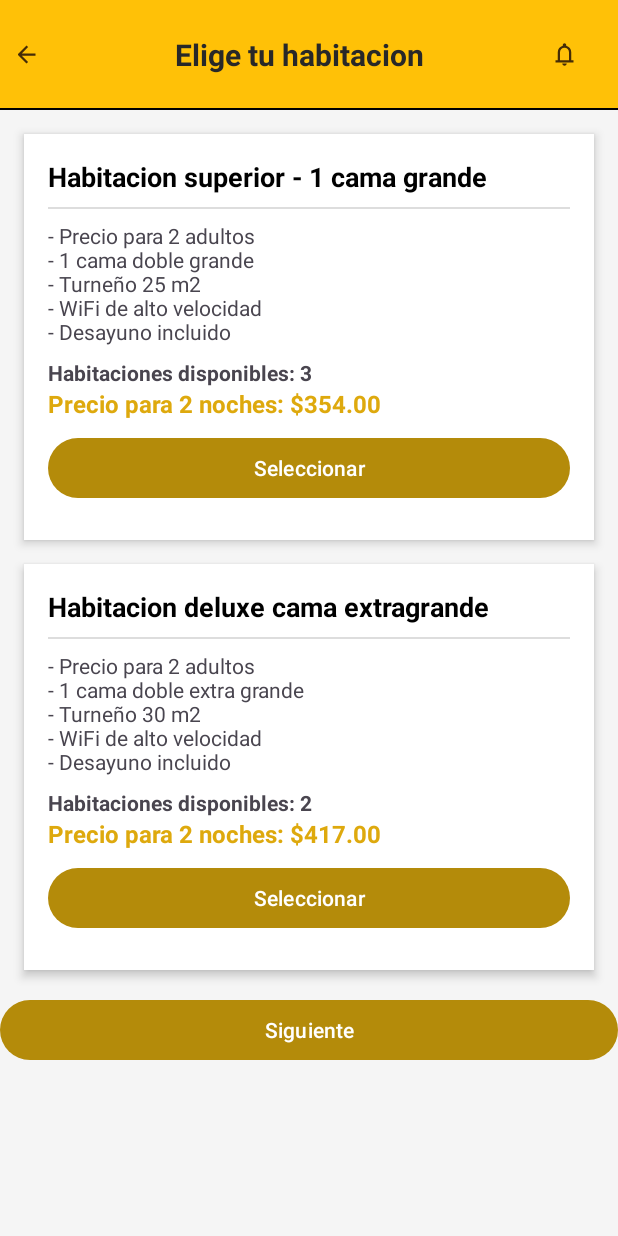
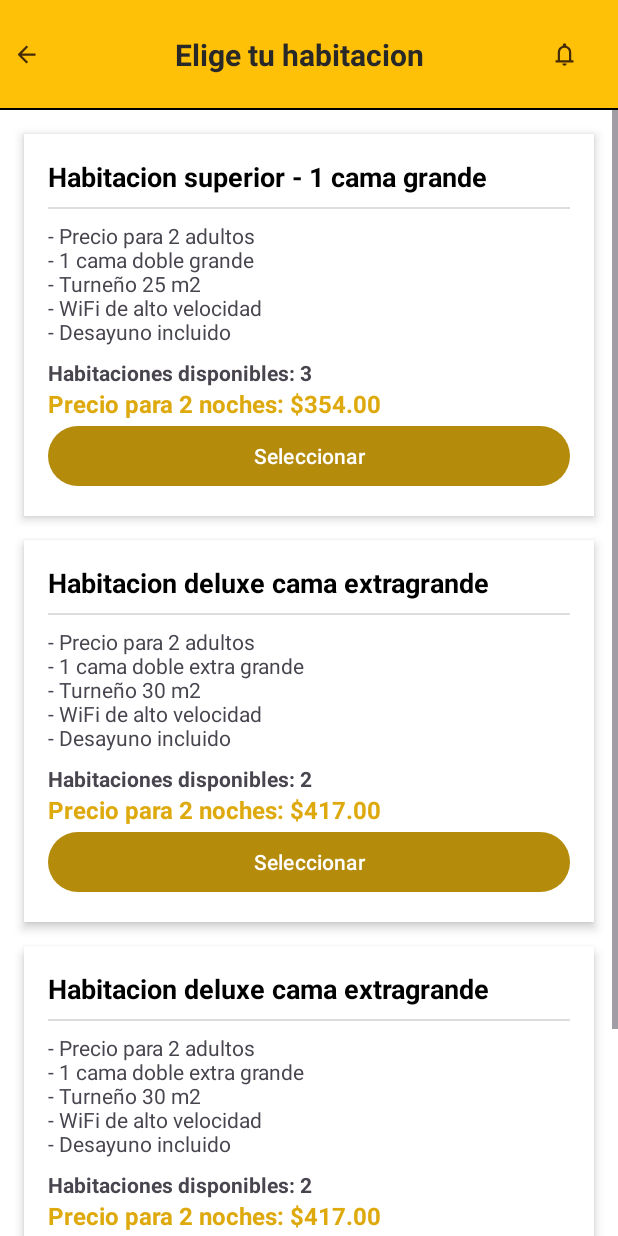
Before and after one commit to atl1998/IOT-RIDE-REST, an Android app: the ListaHabitaciones screen opened directly, with no data from a screen before it, on a phone screen of 412 x 824 dp. Run offline under Robolectric (Android 15) with nearby library versions, the phone set to English and light mode, and no system bars; Roboto replaces fonts that are not available here.

Commit message:
flujo de habitaciones
recycler de comentarios

```diff
--- a/APP_R_R/app/src/main/java/com/example/hotelreservaapp/cliente/HabitacionAdapter.java
+++ b/APP_R_R/app/src/main/java/com/example/hotelreservaapp/cliente/HabitacionAdapter.java
@@ -4,7 +4,9 @@ import android.view.LayoutInflater;
 import android.view.View;
 import android.view.ViewGroup;
 import android.widget.Button;
+import android.widget.LinearLayout;
 import android.widget.TextView;
+
 import androidx.annotation.NonNull;
 import androidx.recyclerview.widget.RecyclerView;
 
@@ -19,6 +21,7 @@ public class HabitacionAdapter extends RecyclerView.Adapter<HabitacionAdapter.Ha
 
     public interface OnItemClickListener {
         void onItemClick(int position);
+        void onSeleccionCambio();
     }
 
     public HabitacionAdapter(List<Habitacion> habitaciones, OnItemClickListener listener) {
@@ -45,22 +48,21 @@ public class HabitacionAdapter extends RecyclerView.Adapter<HabitacionAdapter.Ha
 
         if (habitacion.getSeleccionadas() > 0) {
             holder.btnSeleccionar.setVisibility(View.GONE);
-            holder.tvSeleccionadas.setVisibility(View.VISIBLE);
-            holder.btnEliminar.setVisibility(View.VISIBLE);
-            holder.btnSeleccionar.setVisibility(View.VISIBLE);
+            holder.layoutSeleccion.setVisibility(View.VISIBLE);
             holder.tvSeleccionadas.setText("Seleccionadas: " + habitacion.getSeleccionadas());
         } else {
             holder.btnSeleccionar.setVisibility(View.VISIBLE);
-            holder.tvSeleccionadas.setVisibility(View.GONE);
-            holder.btnEliminar.setVisibility(View.GONE);
+            holder.layoutSeleccion.setVisibility(View.GONE);
         }
 
         holder.btnEliminar.setOnClickListener(v -> {
             habitacion.setSeleccionadas(0);
             notifyItemChanged(position);
+            if (listener != null) {
+                listener.onSeleccionCambio();
+            }
         });
     }
-
 
     @Override
     public int getItemCount() {
@@ -70,6 +72,7 @@ public class HabitacionAdapter extends RecyclerView.Adapter<HabitacionAdapter.Ha
     public static class HabitacionViewHolder extends RecyclerView.ViewHolder {
         TextView tvTitulo, tvDetalles, tvDisponibles, tvPrecio;
         Button btnSeleccionar;
+        LinearLayout layoutSeleccion;
         TextView tvSeleccionadas;
         Button btnEliminar;
 
@@ -80,9 +83,12 @@ public class HabitacionAdapter extends RecyclerView.Adapter<HabitacionAdapter.Ha
             tvDetalles = itemView.findViewById(R.id.tvDetalles);
             tvDisponibles = itemView.findViewById(R.id.tvDisponibles);
             tvPrecio = itemView.findViewById(R.id.tvPrecio);
+
             btnSeleccionar = itemView.findViewById(R.id.btnSeleccionar);
+            layoutSeleccion = itemView.findViewById(R.id.layoutSeleccion);
             tvSeleccionadas = itemView.findViewById(R.id.tvSeleccionadas);
             btnEliminar = itemView.findViewById(R.id.btnEliminar);
+
             btnSeleccionar.setOnClickListener(v -> {
                 if (listener != null) {
                     int position = getAdapterPosition();
--- a/APP_R_R/app/src/main/java/com/example/hotelreservaapp/cliente/ListaHabitaciones.java
+++ b/APP_R_R/app/src/main/java/com/example/hotelreservaapp/cliente/ListaHabitaciones.java
@@ -60,11 +60,42 @@ public class ListaHabitaciones extends AppCompatActivity {
                 "Extra grande",
                 30
         ));
+        listaHabitaciones.add(new Habitacion(
+                "Habitacion deluxe cama extragrande",
+                "- Precio para 2 adultos\n- 1 cama doble extra grande\n- Turneño 30 m2\n- WiFi de alto velocidad\n- Desayuno incluido",
+                2,
+                417.00,
+                "Extra grande",
+                30
+        ));
+        listaHabitaciones.add(new Habitacion(
+                "Habitacion deluxe cama extragrande",
+                "- Precio para 2 adultos\n- 1 cama doble extra grande\n- Turneño 30 m2\n- WiFi de alto velocidad\n- Desayuno incluido",
+                2,
+                417.00,
+                "Extra grande",
+                30
+        ));
+        listaHabitaciones.add(new Habitacion(
+                "Habitacion deluxe cama extragrande",
+                "- Precio para 2 adultos\n- 1 cama doble extra grande\n- Turneño 30 m2\n- WiFi de alto velocidad\n- Desayuno incluido",
+                2,
+                417.00,
+                "Extra grande",
+                30
+        ));
 
-        // Configurar adaptador
-        adapter = new HabitacionAdapter(listaHabitaciones, position -> {
-            Habitacion habitacion = listaHabitaciones.get(position);
-            mostrarPopupSeleccion(habitacion);
+        adapter = new HabitacionAdapter(listaHabitaciones, new HabitacionAdapter.OnItemClickListener() {
+            @Override
+            public void onItemClick(int position) {
+                Habitacion habitacion = listaHabitaciones.get(position);
+                mostrarPopupSeleccion(habitacion);
+            }
+
+            @Override
+            public void onSeleccionCambio() {
+                verificarSeleccion();
+            }
         });
 
         rvHabitaciones.setAdapter(adapter);
@@ -115,11 +146,21 @@ public class ListaHabitaciones extends AppCompatActivity {
 
         confirmar.setOnClickListener(v -> {
             Toast.makeText(this, "Reservaste " + cantidad[0] + " habitación(es)", Toast.LENGTH_SHORT).show();
-            // Aquí puedes actualizar la UI o marcar la habitación como seleccionada
-            habitacion.setSeleccionadas(cantidad[0]); // Debes agregar este campo en la clase Habitacion
+            habitacion.setSeleccionadas(cantidad[0]);
             adapter.notifyDataSetChanged();
             dialog.dismiss();
+            verificarSeleccion(); // <-- Nueva llamada aquí
         });
+    }
+    private void verificarSeleccion() {
+        boolean haySeleccion = false;
+        for (Habitacion h : listaHabitaciones) {
+            if (h.getSeleccionadas() > 0) {
+                haySeleccion = true;
+                break;
+            }
+        }
+        btnReservar.setVisibility(haySeleccion ? View.VISIBLE : View.GONE);
     }
 
 }
--- a/APP_R_R/app/src/main/res/layout/activity_lista_habitaciones.xml
+++ b/APP_R_R/app/src/main/res/layout/activity_lista_habitaciones.xml
@@ -5,7 +5,8 @@
     xmlns:tools="http://schemas.android.com/tools"
     android:layout_width="match_parent"
     android:layout_height="match_parent"
-    android:background="#F5F5F5"
+    android:background="@color/white"
+    android:fitsSystemWindows="true"
     tools:context=".cliente.ListaHabitaciones">
 
     <LinearLayout
@@ -87,22 +88,46 @@
             app:layout_constraintEnd_toEndOf="parent"/>
     </LinearLayout>
 
-    <androidx.recyclerview.widget.RecyclerView
-        android:id="@+id/rvHabitaciones"
-        android:layout_width="match_parent"
+    <ScrollView
+        android:id="@+id/scrollArea"
+        android:layout_width="0dp"
         android:layout_height="0dp"
-        android:clipToPadding="false"
-        android:padding="8dp"
-        android:contentDescription="Lista de habitaciones disponibles"
+        android:fillViewport="true"
         app:layout_constraintTop_toBottomOf="@id/headerLayout"
+        app:layout_constraintBottom_toBottomOf="parent"
         app:layout_constraintStart_toStartOf="parent"
-        app:layout_constraintEnd_toEndOf="parent" />
+        app:layout_constraintEnd_toEndOf="parent">
 
-    <com.google.android.material.button.MaterialButton
-        android:id="@+id/btnReservarAhora"
-        android:layout_width="match_parent"
-        android:layout_height="wrap_content"
-        android:text="Siguiente"
-        app:layout_constraintTop_toBottomOf="@id/rvHabitaciones"/>
+        <LinearLayout
+            android:layout_width="match_parent"
+            android:layout_height="wrap_content"
+            android:orientation="vertical"
+            android:paddingBottom="16dp">
+
+            <androidx.recyclerview.widget.RecyclerView
+                android:id="@+id/rvHabitaciones"
+                android:layout_width="match_parent"
+                android:layout_height="wrap_content"
+                android:padding="8dp"
+                android:nestedScrollingEnabled="false"
+                android:contentDescription="Lista de habitaciones disponibles" />
+
+            <!-- Botón para siguiente -->
+            <com.google.android.material.button.MaterialButton
+                android:id="@+id/btnReservarAhora"
+                android:layout_width="match_parent"
+                android:layout_height="wrap_content"
+                android:layout_marginHorizontal="16dp"
+                android:layout_marginTop="24dp"
+                android:padding="12dp"
+                android:text="SIguiente"
+                android:textAllCaps="false"
+                app:layout_constraintTop_toBottomOf="@id/rvHabitaciones"
+                android:textColor="@color/white"
+                android:backgroundTint="#003366"
+                app:cornerRadius="4dp" />
+        </LinearLayout>
+
+    </ScrollView>
 
 </androidx.constraintlayout.widget.ConstraintLayout>
--- a/APP_R_R/app/src/main/res/layout/cliente_activity_home.xml
+++ b/APP_R_R/app/src/main/res/layout/cliente_activity_home.xml
@@ -22,6 +22,7 @@
         <androidx.constraintlayout.widget.ConstraintLayout
             android:layout_width="match_parent"
             android:layout_height="wrap_content"
+            android:background="#FFC107"
             android:padding="6dp">
 
             <!-- Título Ride & Rest -->
--- a/APP_R_R/app/src/main/res/layout/cliente_activity_lista_hoteles.xml
+++ b/APP_R_R/app/src/main/res/layout/cliente_activity_lista_hoteles.xml
@@ -13,7 +13,7 @@
         android:layout_width="match_parent"
         android:layout_height="wrap_content"
         android:orientation="vertical"
-        android:background="@color/amarillo_dorado"
+        android:background="#FFC107"
         app:layout_constraintTop_toTopOf="parent"
         app:layout_constraintEnd_toEndOf="parent">
 
--- a/APP_R_R/app/src/main/res/layout/cliente_item_habitacion.xml
+++ b/APP_R_R/app/src/main/res/layout/cliente_item_habitacion.xml
@@ -67,40 +67,48 @@
         tools:text="$154.00/noche" />
 
 
+    <FrameLayout
+        android:id="@+id/botonContainer"
+        android:layout_width="match_parent"
+        android:layout_height="wrap_content"
+        app:layout_constraintTop_toBottomOf="@id/tvPrecio"
+        app:layout_constraintStart_toStartOf="parent"
+        app:layout_constraintEnd_toEndOf="parent"
+        app:layout_constraintBottom_toBottomOf="parent">
+
         <com.google.android.material.button.MaterialButton
             android:id="@+id/btnSeleccionar"
             android:layout_width="match_parent"
             android:layout_height="wrap_content"
             android:text="Seleccionar"
-        android:textColor="@android:color/white"
-        app:layout_constraintBottom_toBottomOf="parent"
-        app:layout_constraintEnd_toEndOf="parent"
-        app:layout_constraintStart_toStartOf="parent"
-        app:layout_constraintTop_toBottomOf="@id/tvPrecio"/>
+            android:textColor="@android:color/white" />
 
         <LinearLayout
             android:id="@+id/layoutSeleccion"
             android:layout_width="match_parent"
             android:layout_height="wrap_content"
             android:orientation="horizontal"
-        android:layout_marginTop="8dp"
-        app:layout_constraintTop_toBottomOf="@id/btnSeleccionar">
+            android:visibility="gone"
+            android:gravity="center_vertical"
+            android:paddingVertical="4dp">
 
             <Button
                 android:id="@+id/tvSeleccionadas"
-            android:layout_width="wrap_content"
-            android:layout_height="match_parent"
+                android:layout_width="0dp"
+                android:layout_height="wrap_content"
+                android:layout_weight="1"
                 android:text="Seleccionadas: X"
-            android:visibility="gone"
                 android:enabled="false" />
 
             <Button
                 android:id="@+id/btnEliminar"
                 android:layout_width="48dp"
                 android:layout_height="48dp"
+                android:background="?attr/selectableItemBackground"
                 android:drawableTop="@drawable/delete_24dp_black"
-            android:contentDescription="Eliminar selección"
-            android:visibility="gone"/>
+                android:contentDescription="Eliminar selección" />
         </LinearLayout>
+    </FrameLayout>
+
 
 </androidx.constraintlayout.widget.ConstraintLayout>
```
Also changed, not shown: APP_R_R/app/src/main/java/com/example/hotelreservaapp/cliente/Comentario.java (added, +56 -0 lines), APP_R_R/app/src/main/java/com/example/hotelreservaapp/cliente/ComentarioAdapter.java (added, +75 -0 lines), APP_R_R/app/src/main/java/com/example/hotelreservaapp/cliente/DetallesHotel.java (+36 -0 lines), APP_R_R/app/src/main/java/com/example/hotelreservaapp/cliente/ListaHotelesCliente.java (+21 -0 lines), APP_R_R/app/src/main/res/layout/cliente_activity_detalles_hotel.xml (+12 -89 lines), APP_R_R/app/src/main/res/layout/cliente_item_comentario_hotel.xml (added, +108 -0 lines). Lines whose indentation alone changed are shown as unchanged.
